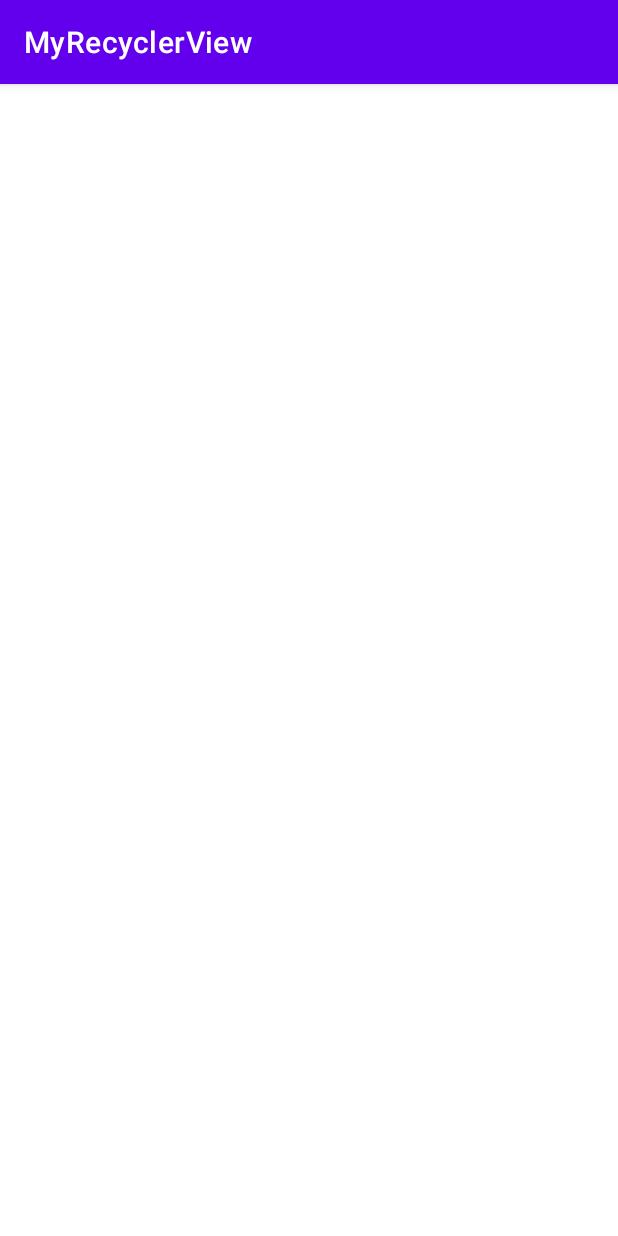
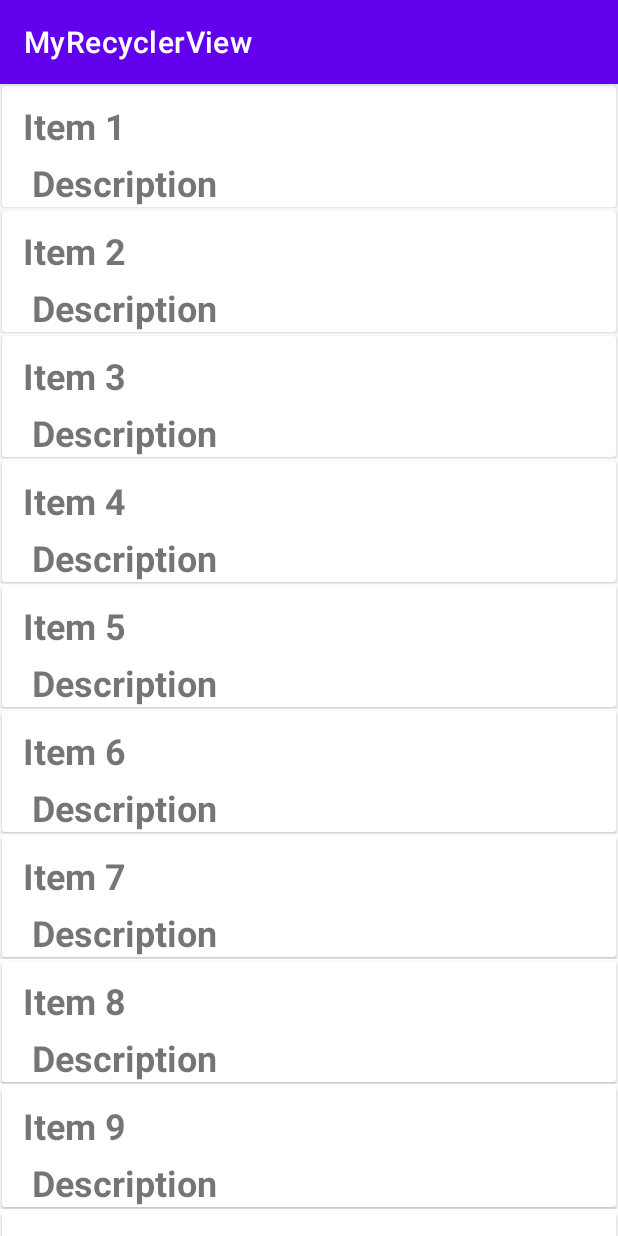
Before and after one commit to TechGirl-Yunshu/MyFirstRecyclerView, an Android app: the screen it shows after launch (MainActivity), on a phone screen of 412 x 824 dp. Run offline under Robolectric (Android 15) with nearby library versions, the phone set to English and light mode, and no system bars.

Commit message:
Enable scroll view

```diff
--- a/app/src/main/java/Adapter/MyAdapter.java
+++ b/app/src/main/java/Adapter/MyAdapter.java
@@ -1,11 +1,15 @@
 package Adapter;
 
 import android.content.Context;
+import android.view.LayoutInflater;
 import android.view.View;
 import android.view.ViewGroup;
+import android.widget.TextView;
 
 import androidx.annotation.NonNull;
 import androidx.recyclerview.widget.RecyclerView;
+
+import com.example.myrecyclerview.R;
 
 import java.util.List;
 
@@ -14,30 +18,41 @@ import Model.ListItem;
 public class
 MyAdapter extends RecyclerView.Adapter<MyAdapter.ViewHolder> {
     private Context context;
-    private List<ListItem> listItems;
+    private List<ListItem> listItem;
     public MyAdapter(Context context, List listItem){
+        this.context = context;
+        this.listItem = listItem;
 
     }
 
     @NonNull
     @Override
-    public MyAdapter.ViewHolder onCreateViewHolder(@NonNull ViewGroup parent, int viewType) {
-        return null;
+    public ViewHolder onCreateViewHolder(@NonNull ViewGroup parent, int viewType) {
+        View view = LayoutInflater.from(parent.getContext()).inflate(R.layout.list_row, parent,false);
+        return new ViewHolder(view);
     }
 
     @Override
     public void onBindViewHolder(@NonNull MyAdapter.ViewHolder holder, int position) {
+        ListItem item = listItem.get(position);
+        holder.name.setText(item.getName());
+        holder.description.setText(item.getDescription());
 
     }
 
     @Override
     public int getItemCount() {
-        return 0;
+        return listItem.size();
     }
 
     public class ViewHolder extends RecyclerView.ViewHolder{
+        public TextView name;
+        public TextView description;
         public ViewHolder(@NonNull View itemView) {
             super(itemView);
+
+            name = (TextView) itemView.findViewById(R.id.title);
+            description = (TextView) itemView.findViewById(R.id.description);
         }
     }
 }
--- a/app/src/main/java/com/example/myrecyclerview/MainActivity.java
+++ b/app/src/main/java/com/example/myrecyclerview/MainActivity.java
@@ -1,14 +1,38 @@
 package com.example.myrecyclerview;
 
 import androidx.appcompat.app.AppCompatActivity;
+import androidx.recyclerview.widget.LinearLayoutManager;
+import androidx.recyclerview.widget.RecyclerView;
 
 import android.os.Bundle;
 
+import java.util.ArrayList;
+import java.util.List;
+
+import Adapter.MyAdapter;
+import Model.ListItem;
+
 public class MainActivity extends AppCompatActivity {
+    private RecyclerView recyclerView;
+    private RecyclerView.Adapter adapter;
+    private List<ListItem> listItems;
 
     @Override
     protected void onCreate(Bundle savedInstanceState) {
         super.onCreate(savedInstanceState);
         setContentView(R.layout.activity_main);
+
+        recyclerView = (RecyclerView) findViewById(R.id.recyclerViewID);
+        recyclerView.setHasFixedSize(true);
+        recyclerView.setLayoutManager(new LinearLayoutManager(this));
+
+        listItems = new ArrayList<>();
+        for (int i = 0; i < 10; i++){
+            ListItem item = new ListItem("Item " + (i+1), " Description");
+
+            listItems.add(item);
+        }
+        adapter = new MyAdapter(this, listItems);
+        recyclerView.setAdapter(adapter);
     }
 }
--- a/app/src/main/res/layout/activity_main.xml
+++ b/app/src/main/res/layout/activity_main.xml
@@ -7,11 +7,13 @@
     tools:context=".MainActivity">
 
     <androidx.recyclerview.widget.RecyclerView
+        android:id="@+id/recyclerViewID"
         android:layout_width="match_parent"
         android:layout_height="match_parent"
         app:layout_constraintBottom_toBottomOf="parent"
         app:layout_constraintEnd_toEndOf="parent"
         app:layout_constraintHorizontal_bias="0.0"
         app:layout_constraintStart_toStartOf="parent"
-        app:layout_constraintTop_toTopOf="parent" />
+        app:layout_constraintTop_toTopOf="parent"
+        app:layout_constraintVertical_bias="0.0" />
 </androidx.constraintlayout.widget.ConstraintLayout>
--- a/app/src/main/res/layout/list_row.xml
+++ b/app/src/main/res/layout/list_row.xml
@@ -1,10 +1,12 @@
 <?xml version="1.0" encoding="utf-8"?>
 <RelativeLayout xmlns:android="http://schemas.android.com/apk/res/android"
-    android:layout_width="match_parent" android:layout_height="match_parent">
+    android:layout_width="match_parent" android:layout_height="wrap_content">
 
     <androidx.cardview.widget.CardView
+        android:id="@+id/cardview"
         android:layout_width="match_parent"
-        android:layout_height="wrap_content" >
+        android:layout_height="wrap_content"
+        android:layout_margin="@dimen/cardview_compat_inset_shadow">
 
         <LinearLayout
             android:layout_width="match_parent"
```
